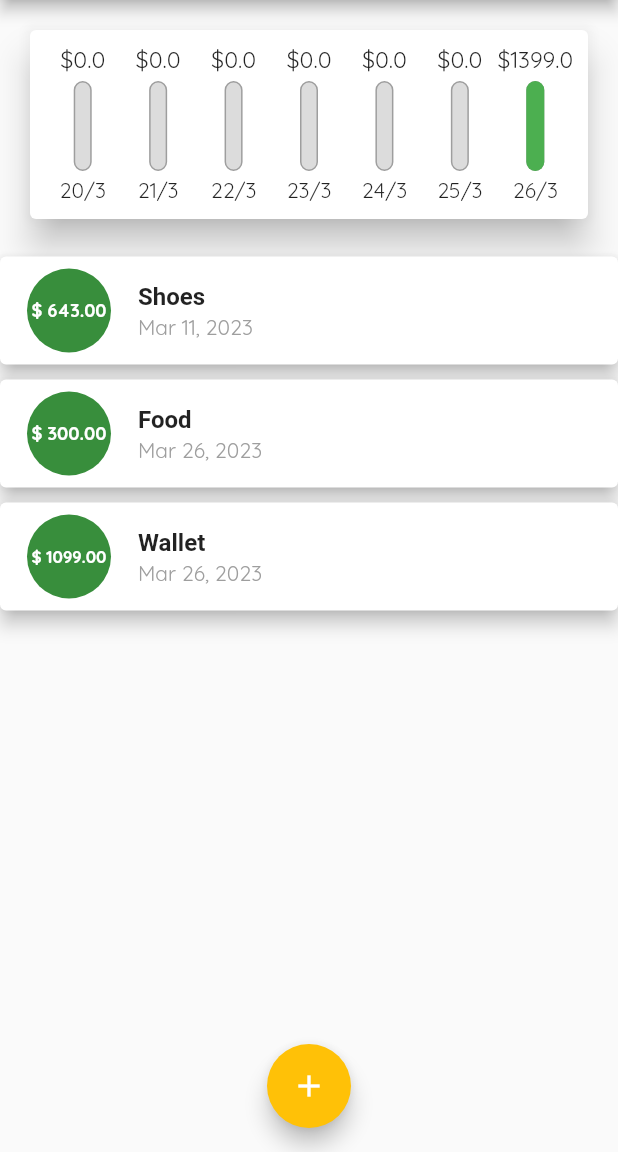
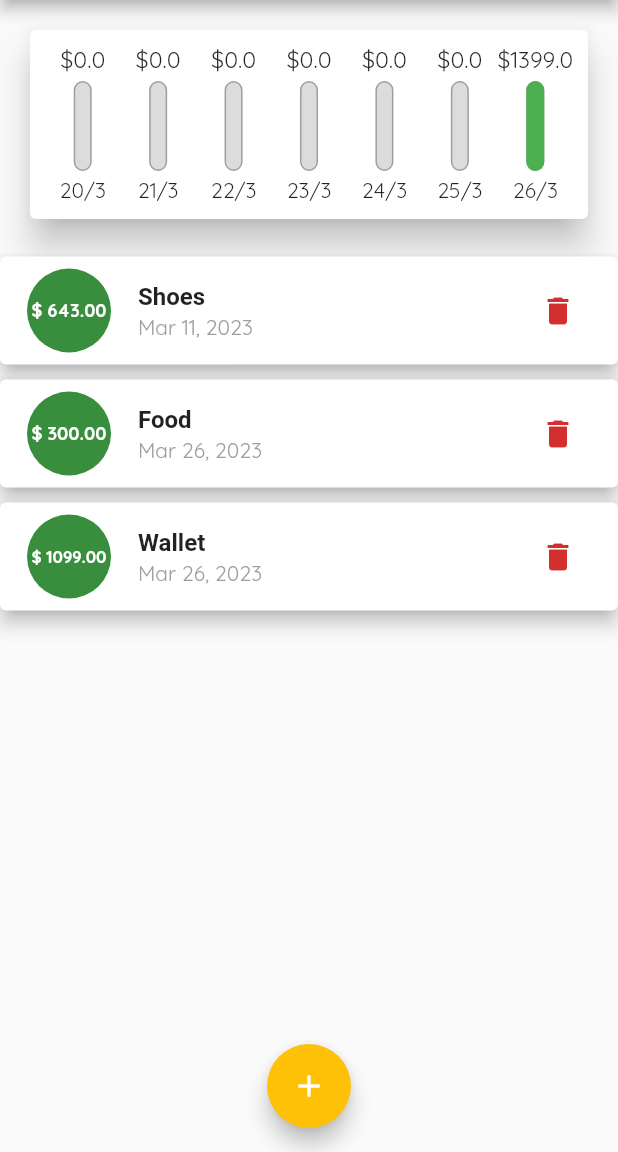
Before and after one commit to js313/expense-tracker-flutter, a Flutter app: the screen it shows after launch, on a phone screen of 412 x 824 dp, the part 84-1236 px from its top. Run offline on Flutter 3.47's test engine with Material 2 defaults, Android fonts, the phone set to English and light mode, and no system bars; Roboto replaces fonts that are missing (OpenSans).

Commit message:
Ablity to delete Transactions

```diff
--- a/lib/main.dart
+++ b/lib/main.dart
@@ -81,6 +81,12 @@ class _MyHomePageState extends State<MyHomePage> {
         });
   }
 
+  void _deleteTransaction(String id) {
+    setState(() {
+      _userTransactions.removeWhere((transaction) => transaction.id == id);
+    });
+  }
+
   @override
   Widget build(BuildContext context) {
     return Scaffold(
@@ -103,6 +109,7 @@ class _MyHomePageState extends State<MyHomePage> {
             ),
             UserTransactions(
               addNewTransaction: _addNewTransaction,
+              deleteTransaction: _deleteTransaction,
               userTransactions: _userTransactions,
             ),
           ],
--- a/lib/widgets/transaction_list.dart
+++ b/lib/widgets/transaction_list.dart
@@ -4,8 +4,12 @@ import 'package:flutter/material.dart';
 
 class TransactionList extends StatelessWidget {
   final List<Transaction> userTransactions;
+  final Function deleteTransaction;
 
-  const TransactionList({super.key, required this.userTransactions});
+  const TransactionList(
+      {super.key,
+      required this.userTransactions,
+      required this.deleteTransaction});
 
   @override
   Widget build(BuildContext context) {
@@ -65,6 +69,13 @@ class TransactionList extends StatelessWidget {
                         fontSize: 14,
                       ),
                     ),
+                    trailing: IconButton(
+                      onPressed: () {
+                        deleteTransaction(userTransactions[index].id);
+                      },
+                      icon: const Icon(Icons.delete),
+                      color: Theme.of(context).errorColor,
+                    ),
                   ),
                 );
               },
--- a/lib/widgets/user_transactions.dart
+++ b/lib/widgets/user_transactions.dart
@@ -9,11 +9,12 @@ const uuid = Uuid();
 
 class UserTransactions extends StatelessWidget {
   final List<Transaction> userTransactions;
-  final Function addNewTransaction;
+  final Function addNewTransaction, deleteTransaction;
 
   const UserTransactions(
       {super.key,
       required this.addNewTransaction,
+      required this.deleteTransaction,
       required this.userTransactions});
 
   @override
@@ -21,7 +22,9 @@ class UserTransactions extends StatelessWidget {
     return Column(
       children: [
         // NewTransaction(addNewTransaction: addNewTransaction),
-        TransactionList(userTransactions: userTransactions),
+        TransactionList(
+            userTransactions: userTransactions,
+            deleteTransaction: deleteTransaction),
       ],
     );
   }
```
